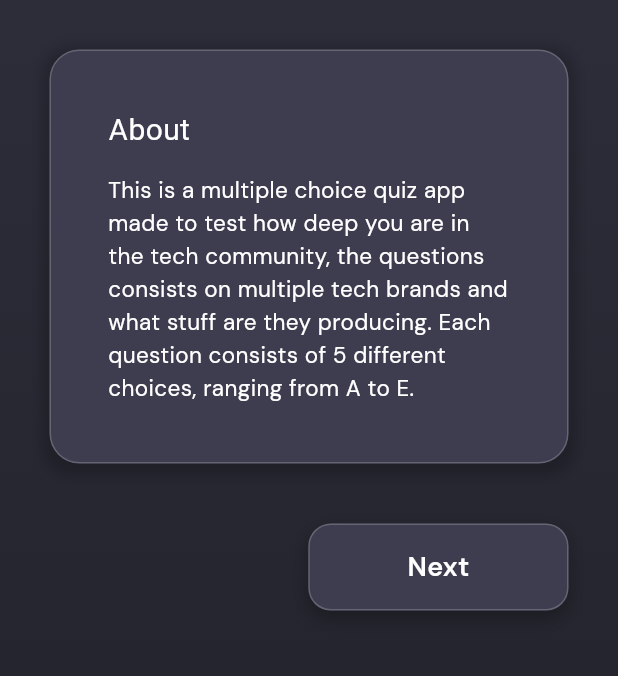
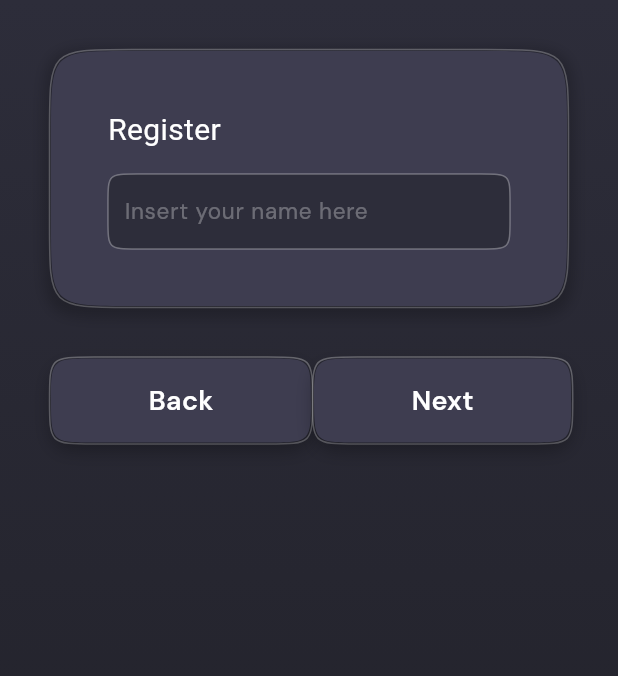
Before and after one commit to BlueElectric05/techguess, a Flutter app: the screen it shows after launch, after a tap on "Next", on a phone screen of 412 x 824 dp, the part 84-760 px from its top. Run offline on Flutter 3.47's test engine with Material 3 defaults, Android fonts, the light colour scheme and no system bars; drawn by our look-alikes of flutter_animate; our stand-ins replace flutter_svg, google_fonts, page_transition; Roboto replaces fonts that are missing (Angkor).

Commit message:
feat: added login screen, colors.dart, appbar.dart
- You can now go to the login screen by pressing next
- added fade transition
- added couple of dependencies mostly for animations (fade animations, flutter animate)
- added a feature to record name via stateful widget (barely works)
- added a dart file made specifically to handle colors for consistency sake
- appbar is now a reusable widget

```diff
--- a/lib/screens/info.dart
+++ b/lib/screens/info.dart
@@ -2,13 +2,13 @@
 
 import 'package:flutter/material.dart';
 import 'package:flutter_svg/flutter_svg.dart';
+import 'package:techguess/screens/login.dart';
 import 'package:google_fonts/google_fonts.dart';
-import '../widgets/navbutton.dart'; // <-- Import the new button widget
-
-
-var mainColor = Color(0xFF3E3D50);
-var secondColor = Color(0xFF2D2D3A);
-var gradOutline = LinearGradient(colors: [Color(0xFF6A7087), Color(0xFF23232C)]);
+import 'package:techguess/utils/colors.dart';
+import 'package:techguess/widgets/appbar.dart';
+import '../widgets/navbutton.dart';
+import 'package:page_transition/page_transition.dart';
+import 'package:flutter_animate/flutter_animate.dart';
 
 class InfoScreen extends StatelessWidget {
   const InfoScreen({super.key});
@@ -16,47 +16,68 @@ class InfoScreen extends StatelessWidget {
   @override
   Widget build(BuildContext context){
     return Scaffold(
-      appBar: appBar(),
-      body: body(),
-
+      appBar: CustomAppBar(
+        title: 'TechGuess',
+        backgroundColor: mainColor,
+        actions: [
+          GestureDetector(
+            onTap: (){
+              // Dark mode functionality can be added here later
+            },
+            child: Container(
+              margin: const EdgeInsets.all(10),
+              alignment: Alignment.center,
+              child: SvgPicture.asset('lib/assets/icons/dark_mode.svg', height: 30, width: 30),
+            ),
+          ),
+        ],
+      ),
+      body: body(context),
     );
   }
 
-  Container body() {
+  Container body(BuildContext context) {
     return Container(
-      width: double.infinity, // Ensures the Column can center its children properly
-      decoration: BoxDecoration(
+      width: double.infinity,
+      decoration: const BoxDecoration(
         gradient: LinearGradient(
             begin: Alignment.topCenter,
             end: Alignment.bottomCenter,
             colors: [
               Color(0xFF2D2D3A),
               Color(0xFF1F1F26),
-            ]
+            ]),
+      ),
+      child: Column(
+        children: [
+          const SizedBox(height: 33),
+          // --- ABOUT CARD ---
+          Container(
+            margin: const EdgeInsets.symmetric(horizontal: 33),
+            decoration: ShapeDecoration(
+              shape: ContinuousRectangleBorder(
+                borderRadius: BorderRadius.circular(55.0),
+                side: BorderSide(color: Colors.white.withOpacity(0.3), width: 1),
               ),
             ),
-      child: Column(
-        // Removed alignment properties to allow natural top alignment
-        children: [
-          SizedBox(height: 33),
-          Container(
-            margin: EdgeInsets.symmetric(horizontal: 33),
+            child: Container(
               padding: const EdgeInsets.all(38.0),
-            decoration: BoxDecoration(
-              boxShadow: [
+              decoration: ShapeDecoration(
+                color: mainColor,
+                shape: ContinuousRectangleBorder(
+                  borderRadius: BorderRadius.circular(55.0),
+                ),
+                shadows: [
                   BoxShadow(
                     color: Colors.black.withOpacity(0.2),
-                  offset: Offset(0, 3),
+                    offset: const Offset(0, 3),
                     spreadRadius: 5,
                     blurRadius: 7,
                   )
                 ],
-              border: Border.all(color: Colors.white.withOpacity(0.2), width: 1),
-              borderRadius: BorderRadius.circular(20),
-              color: mainColor,
               ),
               child: Column(
-              crossAxisAlignment: CrossAxisAlignment.start, // Align text to the start
+                crossAxisAlignment: CrossAxisAlignment.start,
                 children: [
                   Text(
                     'About',
@@ -64,60 +85,45 @@ class InfoScreen extends StatelessWidget {
                       color: Colors.white,
                       fontSize: 20,
                     ),
-                ),
-                SizedBox(height: 15),
+                  ).animate().fadeIn(delay: 50.ms),
+                  const SizedBox(height: 15),
                   Text(
                     'This is a multiple choice quiz app made to test how deep you are in the tech community, the questions consists on multiple tech brands and what stuff are they producing. Each question consists of 5 different choices, ranging from A to E.',
                     style: GoogleFonts.dmSans(
                       color: Colors.white,
                       fontSize: 15,
-                    height: 1.5, // Improves line spacing for readability
+                      height: 1.5,
                     ),
-                ),
+                  ).animate().fadeIn(delay: 100.ms),
                 ],
               ),
             ),
-          SizedBox(height: 40), // <-- Added space above the button
-          Padding(
-            padding: const EdgeInsets.symmetric(horizontal: 33.0), // Match the container's margin
-            child: Align(
+          )
+          .animate()
+          .fadeIn(duration: 400.ms)
+          .slideY(begin: 0.1, end: 0, curve: Curves.easeInOut),
+
+
+          Align(
             alignment: Alignment.centerRight,
+          child: Padding(
+            padding: const EdgeInsets.all(33.0), // Add padding only at the bottom
             child: NavButton(
+              text: 'Next',
               onTap: () {
-                  // TODO: Add navigation logic here
-                  print("Next button tapped!");
+                Navigator.of(context).push(
+                  PageTransition(
+                    child: const LoginScreen(),
+                    type: PageTransitionType.fade,
+                    duration: const Duration(milliseconds: 300),
+                  ),
+                );
               },
-              ),
+            ).animate().fadeIn(duration: 400.ms, delay: 100.ms).slideY(begin: 0.1, end: 0, curve: Curves.easeInOut),
           ),
           ),
         ],
       ),
     );
   }
-
-
-  AppBar appBar() {
-    return AppBar(
-      title: Text('TechGuess',
-        style: TextStyle(
-            color: Colors.white,
-            fontFamily: GoogleFonts.angkor().fontFamily,
-            fontWeight: FontWeight.w700,
-            fontSize: 20
-        ),
-      ),
-      backgroundColor: mainColor,
-      actions: [
-        GestureDetector(
-          onTap: (){
-          },
-          child: Container(
-            margin: EdgeInsets.all(10),
-            alignment: Alignment.center,
-            child: SvgPicture.asset('lib/assets/icons/dark_mode.svg', height: 30, width: 30),
-          ),
-        )
-      ],
-    );
 }
-}
--- /dev/null
+++ b/lib/screens/login.dart
@@ -0,0 +1,181 @@
+// lib/screens/login.dart
+
+import 'package:flutter/material.dart';
+import 'package:flutter_svg/flutter_svg.dart';
+import 'package:google_fonts/google_fonts.dart';
+import 'package:techguess/widgets/appbar.dart';
+import 'package:techguess/widgets/navbutton.dart';
+import 'package:techguess/utils/colors.dart';
+
+class LoginScreen extends StatefulWidget {
+  const LoginScreen({super.key});
+
+  @override
+  State<LoginScreen> createState() => _LoginScreenState();
+}
+
+class _LoginScreenState extends State<LoginScreen> {
+  late final TextEditingController _nameController;
+  String _userName = '';
+
+  final GlobalKey _nextButtonKey = GlobalKey();
+
+  @override
+  void initState() {
+    super.initState();
+    _nameController = TextEditingController();
+  }
+
+  @override
+  void dispose() {
+    _nameController.dispose();
+    super.dispose();
+  }
+
+  void _recordUserName() {
+    setState(() {
+      _userName = _nameController.text;
+    });
+    print('User name recorded: $_userName');
+    // TODO: Navigate to the next screen
+  }
+
+  @override
+  Widget build(BuildContext context) {
+    return Scaffold(
+      appBar: CustomAppBar(
+        title: 'TechGuess',
+        backgroundColor: mainColor,
+        actions: [
+          GestureDetector(
+            onTap: () {},
+            child: Container(
+              margin: const EdgeInsets.all(10),
+              alignment: Alignment.center,
+              child: SvgPicture.asset('lib/assets/icons/dark_mode.svg',
+                  height: 30, width: 30),
+            ),
+          ),
+        ],
+      ),
+      body: _buildBody(),
+    );
+  }
+
+  Widget _buildBody() {
+    return Container(
+      width: double.infinity,
+      decoration: const BoxDecoration(
+        gradient: LinearGradient(
+            begin: Alignment.topCenter,
+            end: Alignment.bottomCenter,
+            colors: [
+              Color(0xFF2D2D3A),
+              Color(0xFF1F1F26),
+            ]),
+      ),
+      child: Column(
+        children: [
+          const SizedBox(height: 33),
+          _buildInfoCard(),
+          _buildNavigation(),
+          const SizedBox(height: 40),
+        ],
+      ),
+    );
+  }
+
+  Widget _buildInfoCard() {
+    return Container(
+      margin: const EdgeInsets.symmetric(horizontal: 33),
+      decoration: ShapeDecoration(
+        shape: ContinuousRectangleBorder(
+          borderRadius: BorderRadius.circular(55.0),
+          side: BorderSide(color: Colors.white.withOpacity(0.3), width: 1),
+        ),
+      ),
+      child: Container(
+        padding: const EdgeInsets.all(38.0),
+        decoration: ShapeDecoration(
+          color: mainColor,
+          shape: ContinuousRectangleBorder(
+            borderRadius: BorderRadius.circular(55.0),
+          ),
+          shadows: [
+            BoxShadow(
+              color: Colors.black.withOpacity(0.2),
+              offset: const Offset(0, 3),
+              spreadRadius: 5,
+              blurRadius: 7,
+            )
+          ],
+        ),
+        child: Column(
+          crossAxisAlignment: CrossAxisAlignment.start,
+          children: [
+            Text(
+              'Register',
+              style: GoogleFonts.angkor(
+                color: textColor,
+                fontSize: 20,
+              ),
+            ),
+            const SizedBox(height: 15),
+            Container(
+              padding: const EdgeInsets.only(left: 10, right: 10),
+              decoration: ShapeDecoration(
+                color: secondColor,
+                shape: ContinuousRectangleBorder(
+                  borderRadius: BorderRadius.circular(20.0),
+                  side: BorderSide(color: Colors.white.withOpacity(0.3), width: 1),
+                ),
+              ),
+              child: TextField(
+                controller: _nameController,
+                decoration: InputDecoration(
+                  hintText: 'Insert your name here',
+                  hintStyle: GoogleFonts.dmSans(
+                    color: hintColor,
+                    fontSize: 15,
+                  ),
+                  border: InputBorder.none,
+                ),
+                style: GoogleFonts.dmSans(
+                  color: textColor,
+                  fontSize: 15,
+                  height: 1.5,
+                ),
+              ),
+            )
+          ],
+        ),
+      ),
+    );
+  }
+
+  Widget _buildNavigation() {
+    return Padding(
+      padding: const EdgeInsets.all(33.0),
+      child: Row(
+        mainAxisAlignment: MainAxisAlignment.spaceBetween,
+        children: [
+          NavButton(
+            onTap: () {
+              Navigator.of(context).pop();
+            },
+            text: 'Back',
+          ),
+
+          GestureDetector(
+            key: _nextButtonKey,
+            onTap: _recordUserName,
+            child: NavButton(
+              onTap: _recordUserName,
+              text: 'Next',
+            ),
+          ),
+        ],
+      ),
+    );
+  }
+}
--- /dev/null
+++ b/lib/utils/colors.dart
@@ -0,0 +1,6 @@
+import 'package:flutter/material.dart';
+
+const Color mainColor = Color(0xFF3E3D50);
+const Color secondColor = Color(0xFF2D2D3A);
+const Color textColor = Colors.white;
+const Color hintColor = Color.fromRGBO(255, 255, 255, 0.3);
--- /dev/null
+++ b/lib/widgets/appbar.dart
@@ -0,0 +1,39 @@
+// lib/widgets/custom_appbar.dart
+
+import 'package:flutter/material.dart';
+import 'package:google_fonts/google_fonts.dart';
+
+class CustomAppBar extends StatelessWidget implements PreferredSizeWidget {
+  final String title;
+  final Color backgroundColor;
+  final List<Widget>? actions;
+
+  const CustomAppBar({
+    super.key,
+    required this.title,
+    required this.backgroundColor,
+    this.actions,
+  });
+
+  @override
+  Widget build(BuildContext context) {
+    return AppBar(
+      automaticallyImplyLeading: false,
+      title: Text(
+        title,
+        style: TextStyle(
+          color: Colors.white,
+          fontFamily: GoogleFonts.angkor().fontFamily,
+          fontWeight: FontWeight.w700,
+          fontSize: 20,
+        ),
+      ),
+      backgroundColor: backgroundColor,
+      actions: actions,
+      elevation: 0, // A common practice for modern UI to remove the shadow
+    );
+  }
+
+  @override
+  Size get preferredSize => const Size.fromHeight(kToolbarHeight);
+}
--- a/lib/widgets/navbutton.dart
+++ b/lib/widgets/navbutton.dart
@@ -1,19 +1,17 @@
-// lib/widgets/next_button.dart
+// lib/widgets/navbutton.dart
 
 import 'package:flutter/material.dart';
 import 'package:google_fonts/google_fonts.dart';
-
-// Using the color from your existing code
-var mainColor = Color(0xFF3E3D50);
+import 'package:techguess/utils/colors.dart';
 
 class NavButton extends StatelessWidget {
-  final VoidCallback onTap; // A function to be called when the button is tapped
-  final String text;       // The text to display on the button
+  final VoidCallback onTap;
+  final String text; // <-- 1. Add a text property
 
   const NavButton({
     super.key,
     required this.onTap,
-    this.text = 'Next', // Default text is 'Next'
+    required this.text, // <-- 2. Make it a required parameter
   });
 
   @override
@@ -21,15 +19,23 @@ class NavButton extends StatelessWidget {
     return GestureDetector(
       onTap: onTap,
       child: Container(
+        decoration: ShapeDecoration(
+          shape: ContinuousRectangleBorder(
+            borderRadius: BorderRadius.circular(30.0),
+            side: BorderSide(color: Colors.white.withOpacity(0.3), width: 1),
+          ),
+        ),
+        child: Container(
           padding: const EdgeInsets.symmetric(horizontal: 65, vertical: 15),
-        decoration: BoxDecoration(
+          decoration: ShapeDecoration(
             color: mainColor,
-          border: Border.all(color: Colors.white.withOpacity(0.2), width: 1),
-          borderRadius: BorderRadius.circular(15),
-          boxShadow: [
+            shape: ContinuousRectangleBorder(
+              borderRadius: BorderRadius.circular(30.0),
+            ),
+            shadows: [
               BoxShadow(
                 color: Colors.black.withOpacity(0.3),
-              offset: Offset(0, 5),
+                offset: const Offset(0, 5),
                 blurRadius: 10,
               )
             ],
@@ -43,6 +49,7 @@ class NavButton extends StatelessWidget {
             ),
           ),
         ),
+      ),
     );
   }
 }
--- a/pubspec.yaml
+++ b/pubspec.yaml
@@ -33,6 +33,8 @@ dependencies:
   google_fonts: ^6.2.1
   flutter_svg: ^2.2.1
   cupertino_icons: ^1.0.8
+  page_transition: ^2.2.1
+  flutter_animate: ^4.5.2
 
 dev_dependencies:
   flutter_test:
```
Also changed, not shown: pubspec.lock. Lines whose indentation alone changed are shown as unchanged.
